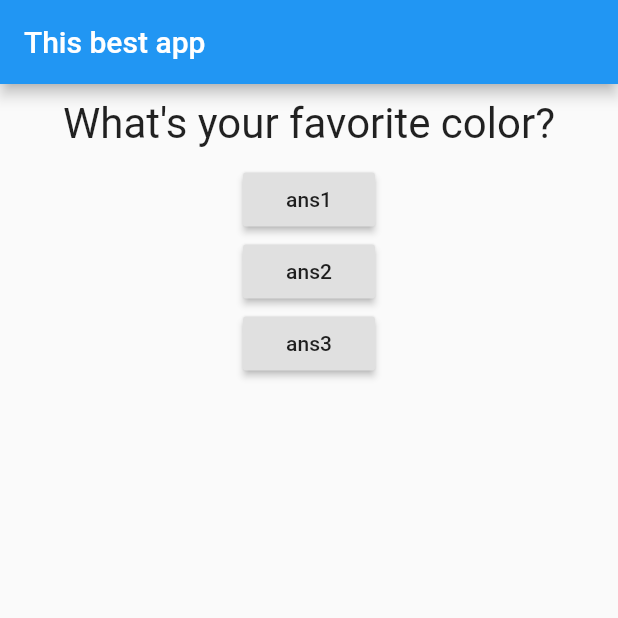
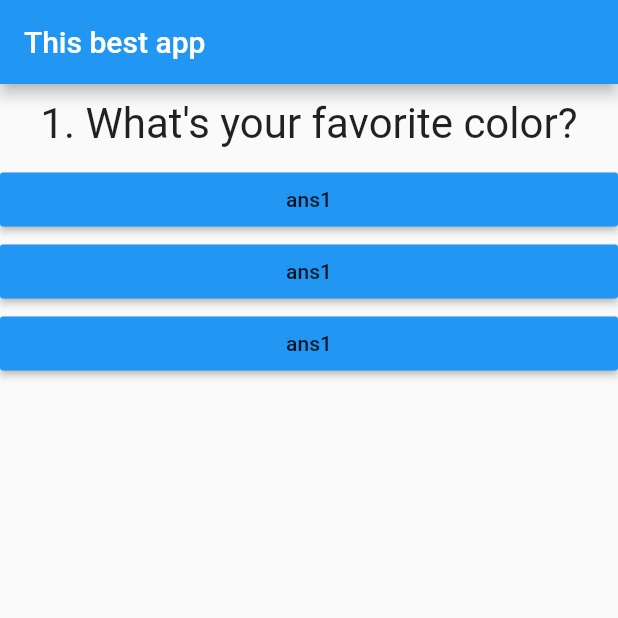
Before and after one commit to tylergasperlin/flutter_starter_app, a Flutter app: the screen it shows after launch, on a phone screen of 412 x 824 dp, the top half of it. Run offline on Flutter 3.47's test engine with Material 2 defaults, Android fonts, the phone set to English and light mode, and no system bars.

Commit message:
Answer widget and error handle

```diff
--- /dev/null
+++ b/lib/answer.dart
@@ -0,0 +1,16 @@
+import 'package:flutter/material.dart';
+
+class Answer extends StatelessWidget {
+  final Function selectHandler;
+
+  Answer(this.selectHandler);
+
+  @override
+  Widget build(BuildContext context) {
+    return Container(
+      width: double.infinity,
+      child: RaisedButton(
+          color: Colors.blue, child: Text('ans1'), onPressed: selectHandler),
+    );
+  }
+}
--- a/lib/main.dart
+++ b/lib/main.dart
@@ -1,6 +1,7 @@
 import 'package:flutter/material.dart';
 
 import './question.dart';
+import './answer.dart';
 
 void main() {
   runApp(MyApp());
@@ -19,19 +20,23 @@ class _MyAppState extends State<MyApp> {
   // underscore means private property
   var _questionIndex = 0;
 
+  var questions = [
+    'What\'s your favorite color?',
+    'What\'s your favorite animal?',
+  ];
+
   void _answerQuestion() {
     setState(() {
-      _questionIndex = _questionIndex + 1;
+      if (_questionIndex < (questions.length - 1)) {
+        _questionIndex = _questionIndex + 1;
+      } else {
+        print('No more questions');
+      }
     });
   }
 
   @override
   Widget build(BuildContext context) {
-    var questions = [
-      'What\'s your favorite color?',
-      'What\'s your favorite animal?',
-    ];
-
     return MaterialApp(
         home: Scaffold(
       appBar: AppBar(
@@ -39,16 +44,10 @@ class _MyAppState extends State<MyApp> {
       ),
       body: Column(
         children: <Widget>[
-          Question(questions[_questionIndex]),
-          RaisedButton(child: Text('ans1'), onPressed: _answerQuestion),
-          RaisedButton(
-              child: Text('ans2'), onPressed: () => print('ans2 chosen')),
-          RaisedButton(
-              child: Text('ans3'),
-              onPressed: () {
-                //goose
-                print('ans 3 chosen');
-              }),
+          Question(questions[_questionIndex], _questionIndex + 1),
+          Answer(_answerQuestion),
+          Answer(_answerQuestion),
+          Answer(_answerQuestion),
         ],
       ),
     ));
--- a/lib/question.dart
+++ b/lib/question.dart
@@ -3,8 +3,9 @@ import 'package:flutter/material.dart';
 class Question extends StatelessWidget {
   // final means you cannot reassign
   final String questionText;
+  final int questionNumber;
 
-  Question(this.questionText);
+  Question(this.questionText, this.questionNumber);
 
   @override
   Widget build(BuildContext context) {
@@ -12,7 +13,7 @@ class Question extends StatelessWidget {
         width: double.infinity,
         margin: EdgeInsets.all(10),
         child: Text(
-          questionText,
+          questionNumber.toString() + '. ' + questionText,
           style: TextStyle(fontSize: 28),
           textAlign: TextAlign.center,
         ));
```
